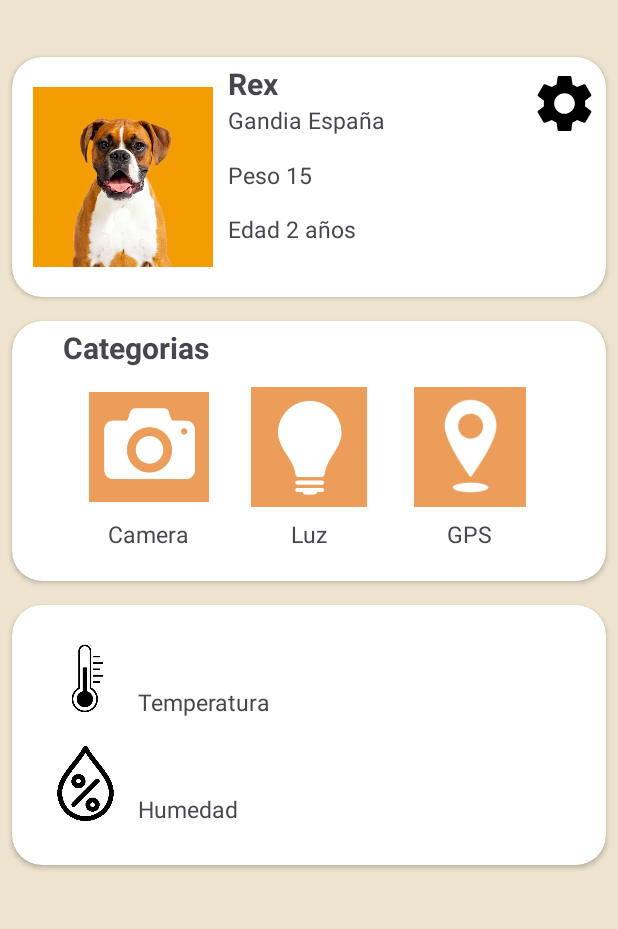
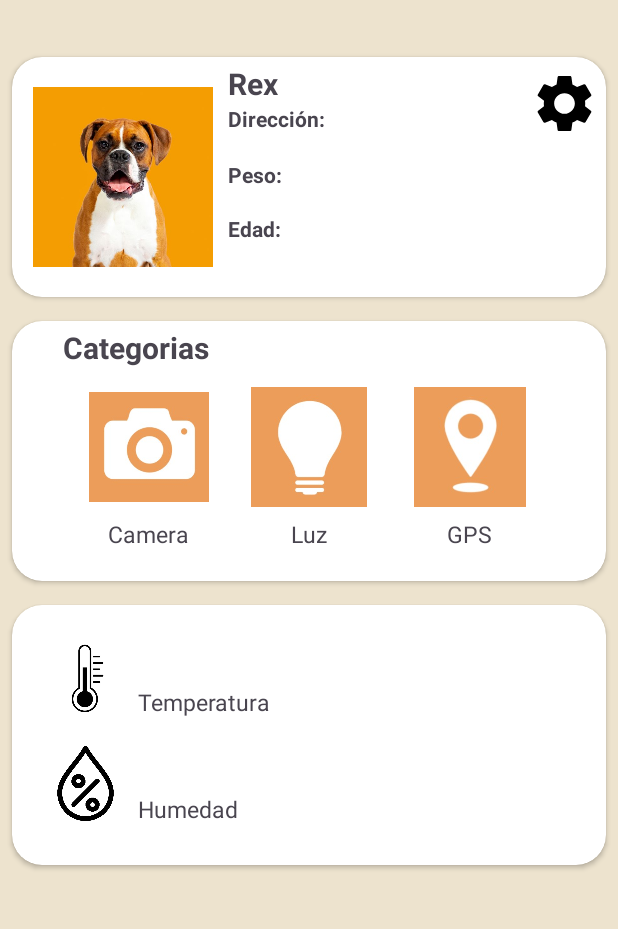
Before and after one commit to nordin001/IOT_Petcare, an Android app: the VistaMascotaActivity screen opened directly, with no data from a screen before it, on a phone screen of 412 x 824 dp, the part 96-1025 px from its top. Run offline under Robolectric (Android 15) with nearby library versions, the phone set to English and light mode, and no system bars; 4 statements that could not run were skipped.

Commit message:
layouts aapartado amscota y elemnento lista modificados

```diff
--- a/app/src/main/res/layout/vista_mascota.xml
+++ b/app/src/main/res/layout/vista_mascota.xml
@@ -97,11 +97,10 @@
                         android:layout_marginStart="10dp"
                         android:gravity="start"
                         android:maxLines="1"
-                        android:text="Gandia España"
                         android:textSize="15sp"
                         app:layout_constraintEnd_toEndOf="parent"
                         app:layout_constraintEnd_toStartOf="@+id/foto2"
-                        app:layout_constraintStart_toEndOf="@+id/foto"
+                        app:layout_constraintStart_toEndOf="@+id/textView20"
                         app:layout_constraintTop_toBottomOf="@id/nombre" />
 
                     <TextView
@@ -111,12 +110,10 @@
                         android:layout_marginStart="10dp"
                         android:gravity="start"
                         android:maxLines="1"
-                        android:text="Peso 15"
                         android:textSize="15sp"
                         app:layout_constraintBottom_toTopOf="@+id/edad"
                         app:layout_constraintEnd_toEndOf="parent"
-                        app:layout_constraintHorizontal_bias="0.0"
-                        app:layout_constraintStart_toEndOf="@+id/foto"
+                        app:layout_constraintStart_toEndOf="@+id/textView19"
                         app:layout_constraintTop_toBottomOf="@+id/direccion" />
 
                     <TextView
@@ -127,13 +124,44 @@
                         android:layout_marginTop="20dp"
                         android:gravity="start"
                         android:maxLines="1"
-                        android:text="Edad 2 años"
                         android:textSize="15sp"
                         app:layout_constraintBottom_toBottomOf="parent"
                         app:layout_constraintEnd_toEndOf="parent"
-                        app:layout_constraintHorizontal_bias="0.0"
+                        app:layout_constraintStart_toEndOf="@+id/textView18"
+                        app:layout_constraintTop_toBottomOf="@+id/direccion" />
+
+                    <TextView
+                        android:id="@+id/textView18"
+                        android:layout_width="wrap_content"
+                        android:layout_height="wrap_content"
+                        android:layout_marginStart="10dp"
+                        android:layout_marginTop="20dp"
+                        android:text="Edad:"
+                        app:layout_constraintBottom_toBottomOf="parent"
                         app:layout_constraintStart_toEndOf="@+id/foto"
-                        app:layout_constraintTop_toBottomOf="@+id/direccion" />
+                        app:layout_constraintTop_toBottomOf="@+id/direccion"
+                        android:textStyle="bold"/>
+
+                    <TextView
+                        android:id="@+id/textView19"
+                        android:layout_width="wrap_content"
+                        android:layout_height="wrap_content"
+                        android:layout_marginStart="10dp"
+                        android:text="Peso:"
+                        app:layout_constraintBottom_toTopOf="@+id/edad"
+                        app:layout_constraintStart_toEndOf="@+id/foto"
+                        app:layout_constraintTop_toBottomOf="@+id/direccion"
+                        android:textStyle="bold"/>
+
+                    <TextView
+                        android:id="@+id/textView20"
+                        android:layout_width="wrap_content"
+                        android:layout_height="wrap_content"
+                        android:layout_marginStart="10dp"
+                        android:text="Dirección:"
+                        app:layout_constraintStart_toEndOf="@+id/foto"
+                        app:layout_constraintTop_toBottomOf="@+id/nombre"
+                        android:textStyle="bold"/>
 
                 </androidx.constraintlayout.widget.ConstraintLayout>
             </androidx.cardview.widget.CardView>
@@ -298,6 +326,9 @@
                         app:layout_constraintStart_toStartOf="@+id/imageView5"
                         app:layout_constraintTop_toBottomOf="@+id/imageView5"
                         app:srcCompat="@drawable/img_4" />
+
+
+
                 </androidx.constraintlayout.widget.ConstraintLayout>
             </androidx.cardview.widget.CardView>
 
```
Also changed, not shown: app/src/main/res/layout/apartado_mascota.xml (+37 -9 lines), app/src/main/res/layout/elemento_lista.xml (+37 -8 lines).
